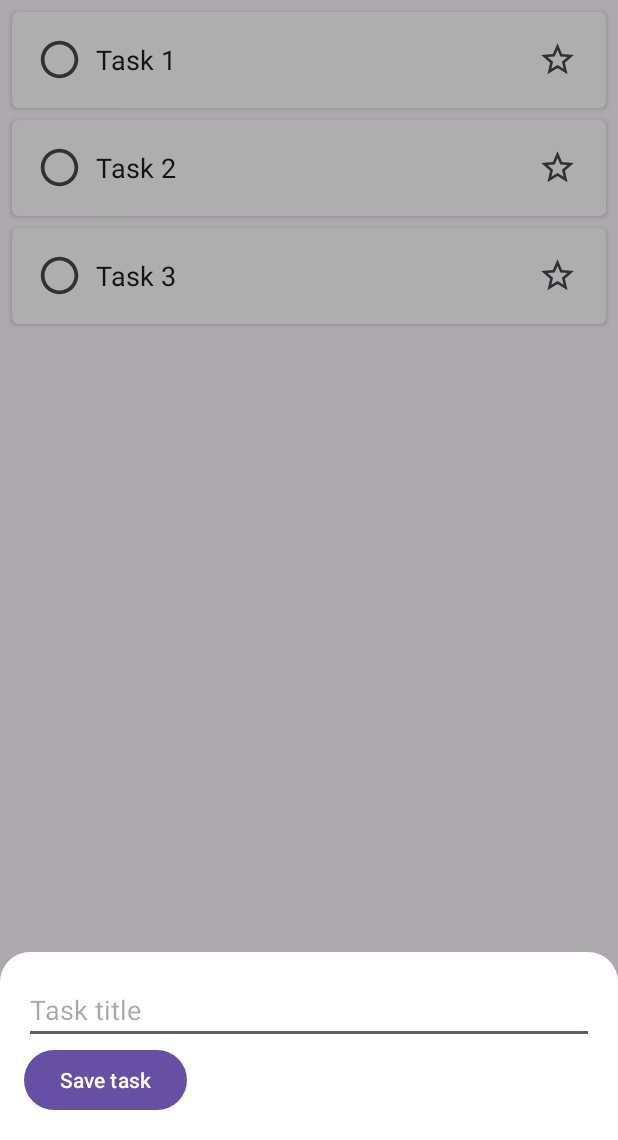
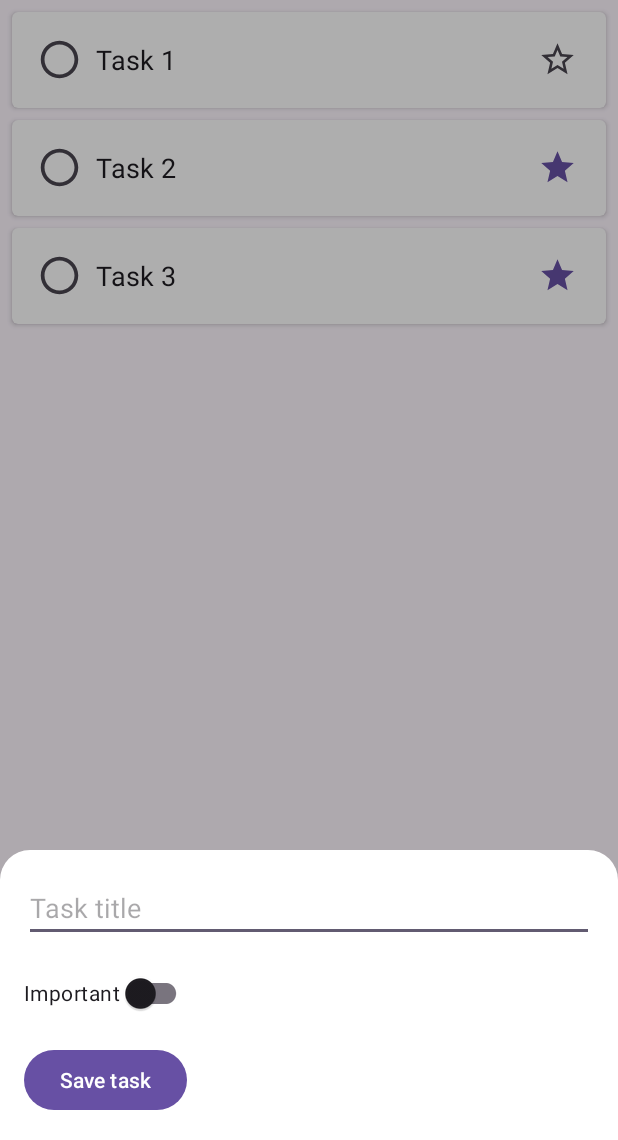
Before and after one commit to nikolastolvanen/tasks-android-app, an Android app: the screen it shows after launch (MainActivity), after a tap on "ADD", on a phone screen of 412 x 824 dp, the part 96-1236 px from its top. Run offline under Robolectric (Android 15) with nearby library versions, the phone set to English and light mode, and no system bars; our stand-ins replace Room's generated code.

Commit message:
Modify database to save completed status and important status

```diff
--- a/app/src/main/java/com/nikolastolvanen/todolistapp/Task.java
+++ b/app/src/main/java/com/nikolastolvanen/todolistapp/Task.java
@@ -13,8 +13,32 @@ public class Task {
     @ColumnInfo(name = "task_name")
     private String taskName;
 
-    public Task(String taskName) {
+    @ColumnInfo(name = "is_completed")
+    private boolean isCompleted;
+
+    @ColumnInfo(name = "is_important")
+    private boolean isImportant;
+
+    public Task(String taskName, boolean isImportant) {
         this.taskName = taskName;
+        this.isCompleted = false;
+        this.isImportant = isImportant;
+    }
+
+    public boolean isCompleted() {
+        return isCompleted;
+    }
+
+    public void setCompleted(boolean completed) {
+        isCompleted = completed;
+    }
+
+    public boolean isImportant() {
+        return isImportant;
+    }
+
+    public void setImportant(boolean important) {
+        isImportant = important;
     }
 
     public int getId() {
--- a/app/src/main/java/com/nikolastolvanen/todolistapp/TaskAdapter.java
+++ b/app/src/main/java/com/nikolastolvanen/todolistapp/TaskAdapter.java
@@ -4,6 +4,7 @@ import android.os.Bundle;
 import android.view.LayoutInflater;
 import android.view.View;
 import android.view.ViewGroup;
+import android.widget.CheckBox;
 import android.widget.TextView;
 
 import androidx.annotation.NonNull;
@@ -37,7 +38,7 @@ public class TaskAdapter extends RecyclerView.Adapter<TaskAdapter.TaskHolder> {
     @Override
     public TaskHolder onCreateViewHolder(@NonNull ViewGroup parent, int viewType) {
         View view = LayoutInflater.from(parent.getContext())
-                .inflate(R.layout.task_list_item, parent, false);
+                .inflate(R.layout.fragment_task_list_item, parent, false);
 
         return new TaskHolder(view);
     }
@@ -46,6 +47,8 @@ public class TaskAdapter extends RecyclerView.Adapter<TaskAdapter.TaskHolder> {
     public void onBindViewHolder(@NonNull TaskHolder holder, int position) {
         Task currentTask = tasks.get(position);
         holder.textViewTitle.setText(currentTask.getTaskName());
+        holder.checkBoxCompleted.setChecked(currentTask.isCompleted());
+        holder.checkBoxImportant.setChecked(currentTask.isImportant());
     }
 
     @Override
@@ -64,10 +67,14 @@ public class TaskAdapter extends RecyclerView.Adapter<TaskAdapter.TaskHolder> {
 
     class TaskHolder extends RecyclerView.ViewHolder {
         private TextView textViewTitle;
+        private CheckBox checkBoxCompleted;
+        private CheckBox checkBoxImportant;
 
         public TaskHolder(View itemView) {
             super(itemView);
             textViewTitle = itemView.findViewById(R.id.text_view_title);
+            checkBoxCompleted = itemView.findViewById(R.id.check_box_completed);
+            checkBoxImportant = itemView.findViewById(R.id.check_box_important);
         }
     }
 
--- a/app/src/main/java/com/nikolastolvanen/todolistapp/TaskDatabase.java
+++ b/app/src/main/java/com/nikolastolvanen/todolistapp/TaskDatabase.java
@@ -55,9 +55,9 @@ public abstract class TaskDatabase extends RoomDatabase {
 
         @Override
         protected Void doInBackground(Void... voids) {
-            taskDao.insert(new Task("Task 1"));
-            taskDao.insert(new Task("Task 2"));
-            taskDao.insert(new Task("Task 3"));
+            taskDao.insert(new Task("Task 1", false));
+            taskDao.insert(new Task("Task 2", true));
+            taskDao.insert(new Task("Task 3", true));
             return null;
         }
     }
--- a/app/src/main/java/com/nikolastolvanen/todolistapp/TaskListFragment.java
+++ b/app/src/main/java/com/nikolastolvanen/todolistapp/TaskListFragment.java
@@ -23,6 +23,7 @@ import android.widget.EditText;
 import android.widget.Toast;
 
 import com.google.android.material.floatingactionbutton.FloatingActionButton;
+import com.google.android.material.switchmaterial.SwitchMaterial;
 
 import java.util.List;
 
@@ -85,19 +86,21 @@ public class TaskListFragment extends Fragment {
         dialog.setContentView(R.layout.fragment_add_task);
 
         EditText editTextTitle = dialog.findViewById(R.id.edit_text_add_title);
+        SwitchMaterial switchImportant = dialog.findViewById(R.id.switch_important);
         Button buttonSaveTask = dialog.findViewById(R.id.button_save_task);
 
         buttonSaveTask.setOnClickListener(new View.OnClickListener() {
             @Override
             public void onClick(View view) {
                 String title = editTextTitle.getText().toString();
+                boolean important = switchImportant.isChecked();
 
                 if (title.trim().isEmpty()) {
                     Toast.makeText(getContext(), "Please insert task title", Toast.LENGTH_SHORT).show();
                     return;
                 }
 
-                taskViewModel.insert(new Task(title));
+                taskViewModel.insert(new Task(title, important));
             }
         });
 
--- /dev/null
+++ b/app/src/main/java/com/nikolastolvanen/todolistapp/TaskListItemFragment.java
@@ -0,0 +1,35 @@
+package com.nikolastolvanen.todolistapp;
+
+import android.os.Bundle;
+
+import androidx.annotation.NonNull;
+import androidx.annotation.Nullable;
+import androidx.fragment.app.Fragment;
+import androidx.lifecycle.Observer;
+import androidx.lifecycle.ViewModelProvider;
+import androidx.recyclerview.widget.ItemTouchHelper;
+import androidx.recyclerview.widget.LinearLayoutManager;
+import androidx.recyclerview.widget.RecyclerView;
+
+import android.view.LayoutInflater;
+import android.view.View;
+import android.view.ViewGroup;
+import android.widget.CheckBox;
+import android.widget.CompoundButton;
+import android.widget.Toast;
+
+import java.util.List;
+
+
+public class TaskListItemFragment extends Fragment {
+
+    public TaskListItemFragment() {
+        super(R.layout.fragment_task_list_item);
+    }
+
+    @Override
+    public void onViewCreated(@NonNull View view, @Nullable Bundle savedInstanceState) {
+        super.onViewCreated(view, savedInstanceState);
+    }
+
+}
--- a/app/src/main/res/layout/fragment_add_task.xml
+++ b/app/src/main/res/layout/fragment_add_task.xml
@@ -14,6 +14,14 @@
         android:layout_height="wrap_content"
         android:hint="Task title" />
 
+    <com.google.android.material.switchmaterial.SwitchMaterial
+        android:id="@+id/switch_important"
+        android:layout_width="wrap_content"
+        android:layout_height="wrap_content"
+        android:layout_marginTop="10dp"
+        android:layout_marginBottom="10dp"
+        android:text="Important" />
+
     <Button
         android:id="@+id/button_save_task"
         android:layout_width="wrap_content"
--- a/app/src/main/res/layout/task_list_item.xml
+++ b/app/src/main/res/layout/fragment_task_list_item.xml
@@ -7,7 +7,8 @@
     android:layout_marginStart="8dp"
     android:layout_marginTop="8dp"
     android:layout_marginEnd="8dp"
-    app:cardCornerRadius="4dp">
+    app:cardCornerRadius="4dp"
+    tools:context=".TaskListItemFragment">
 
     <RelativeLayout
         android:layout_width="wrap_content"
```
